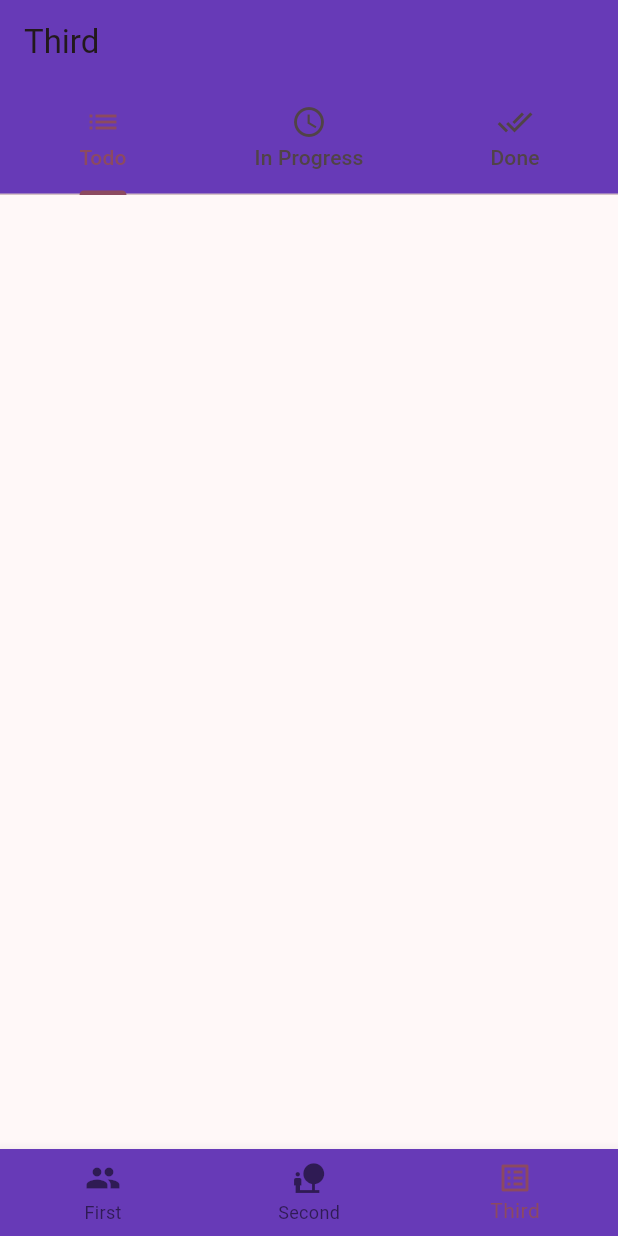
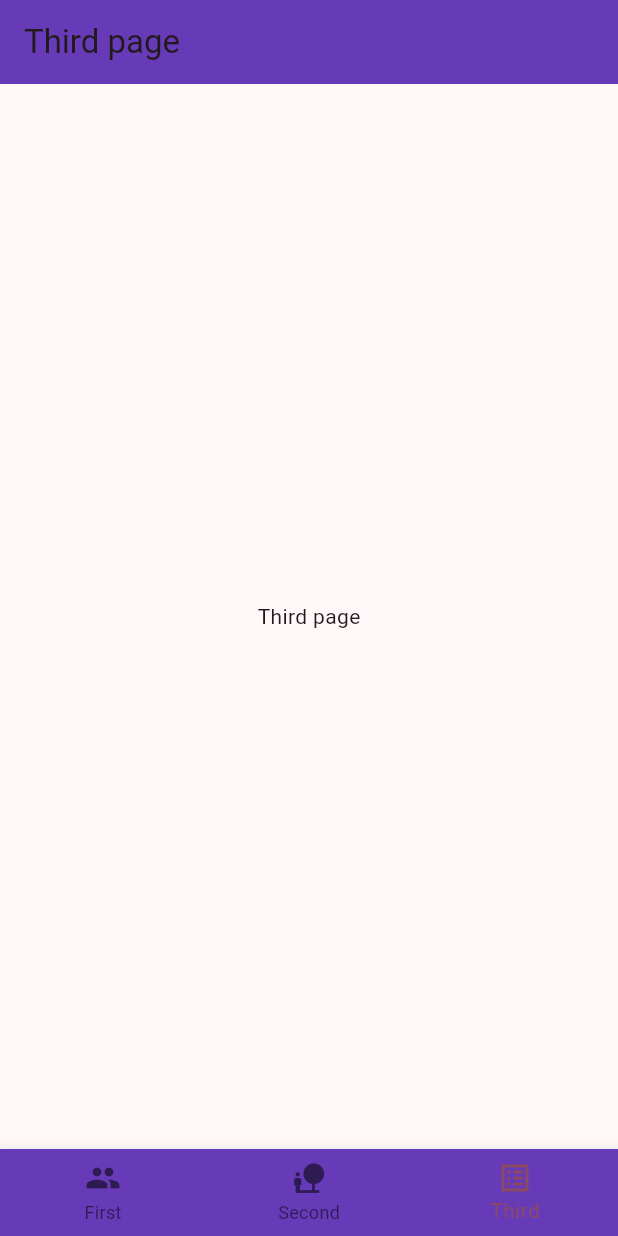
Before and after one commit to theShus/Learning_Flutter, a Flutter app: the screen it shows after launch, item 3 of the bottom bar chosen, on a phone screen of 412 x 824 dp. Run offline on Flutter 3.47's test engine with Material 2 defaults, Android fonts, the phone set to English and light mode, and no system bars; our stand-ins replace dio, equatable, flutter_bloc, mvc_pattern.

Commit message:
fixed navigator

```diff
--- a/lib/main.dart
+++ b/lib/main.dart
@@ -2,6 +2,7 @@ import 'package:flutter/material.dart';
 import 'package:learning_demo/pages/navigator/navigator_people.dart';
 import 'package:learning_demo/pages/navigator/navigator_people_bloc.dart';
 import 'package:learning_demo/pages/navigator/navigator_tasks.dart';
+import 'package:learning_demo/pages/navigator/navigator_third.dart';
 
 void main() {
   runApp(const MyAppNavigator());
@@ -15,11 +16,11 @@ class MyAppNavigator extends StatefulWidget {
 
 class _NavigatorState extends State<MyAppNavigator> {
   int currentPageIndex = 0;
-  List<Color> pageColors = [Colors.blue, Colors.yellow, Colors.deepPurple];
+  final List<Color> pageColors = [Colors.blue, Colors.orangeAccent, Colors.deepPurple];
   final screens = [
     PeoplePage(),
-    SecondPeoplePage(),
-    TasksPage()
+    TasksPage(),
+    ThirdPage()
   ];
 
   @override
--- a/lib/pages/navigator/navigator_people_bloc.dart
+++ b/lib/pages/navigator/navigator_people_bloc.dart
@@ -12,7 +12,7 @@ class SecondPeoplePage extends StatelessWidget{
     return Scaffold(
       appBar: AppBar(
         title: const Text("People bloc"),
-        backgroundColor: Colors.yellow,
+        backgroundColor: Colors.blueGrey,
       ),
       body: BlocProvider<PeoplePageBloc>( //Bloc provider ce da supply-uje okruzenje za bloc, dok u PeoplePageNew stavimo BlocBuilder
         create: (context) => PeoplePageBloc(client: RestClient()),
--- a/lib/pages/navigator/navigator_tasks.dart
+++ b/lib/pages/navigator/navigator_tasks.dart
@@ -15,7 +15,7 @@ class TasksPage extends StatelessWidget {
         child: Scaffold(
           appBar: AppBar(
             title: Text("Third"),
-            backgroundColor: Colors.deepPurple,
+            backgroundColor: Colors.orangeAccent,
             bottom: TabBar(tabs: [
               Tab(text: "Todo", icon: Icon(Icons.list)),
               Tab(text: "In Progress", icon: Icon(Icons.access_time_sharp)),
--- /dev/null
+++ b/lib/pages/navigator/navigator_third.dart
@@ -0,0 +1,19 @@
+import 'package:flutter/material.dart';
+import 'package:learning_demo/models/task.dart';
+import 'package:learning_demo/pages/tabs/done_page.dart';
+import 'package:learning_demo/pages/tabs/inprogress_page.dart';
+import 'package:learning_demo/pages/tabs/todo_page.dart';
+import 'package:learning_demo/recycler_items/task_item.dart';
+
+class ThirdPage extends StatelessWidget {
+  @override
+  Widget build(BuildContext context) {
+    return Scaffold(
+      appBar: AppBar(
+        title: Text("Third page"),
+        backgroundColor: Colors.deepPurple,
+      ),
+      body: Center(child: Text("Third page")),
+    );
+  }
+}
```
Also changed, not shown: lib/pages/navigator/navigator_people.dart (+4 -4 lines).
